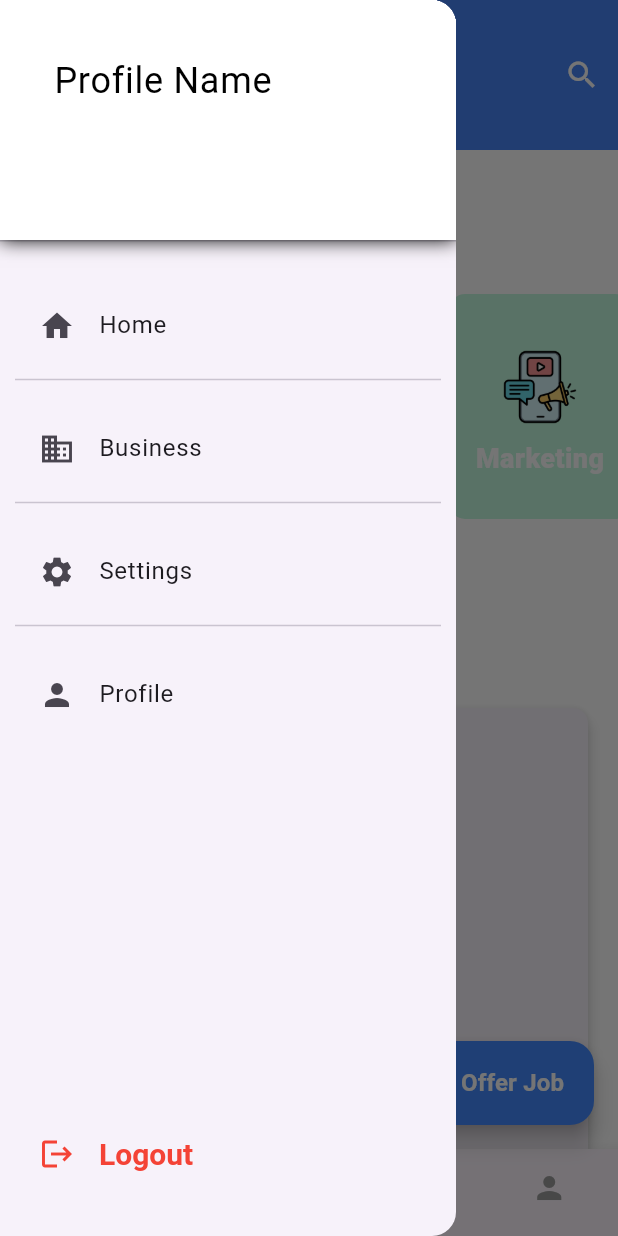
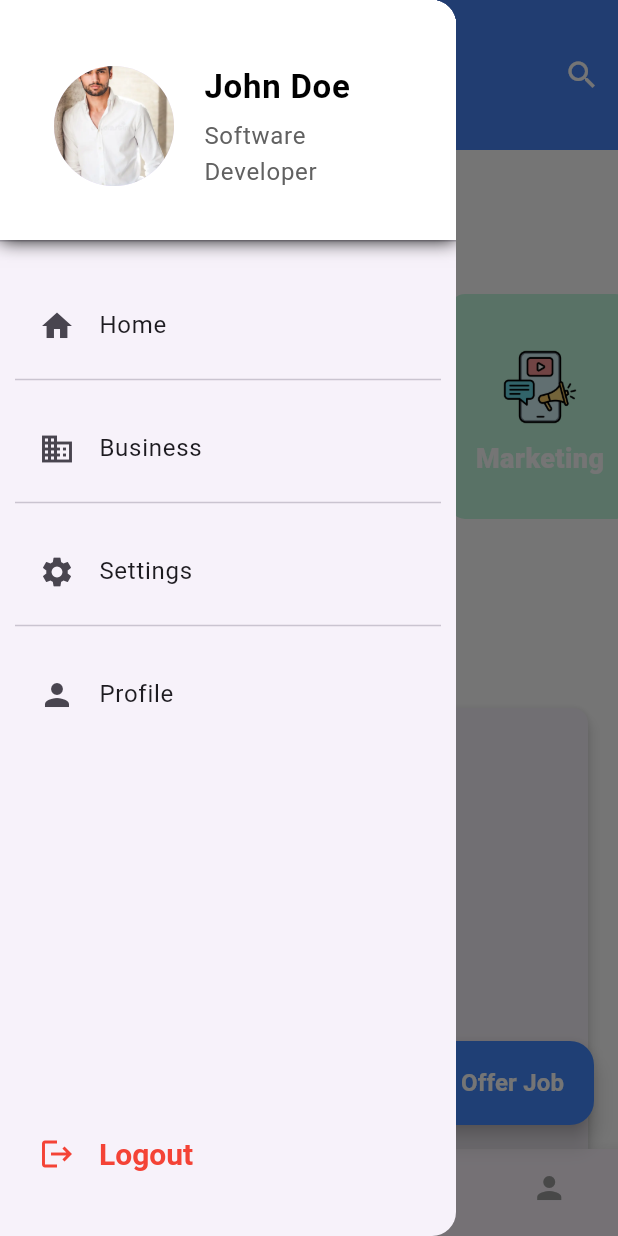
Before and after one commit to RayenMettali/ProxiJob, a Flutter app: the HomeScreen screen opened directly, with the side drawer open, on a phone screen of 412 x 824 dp. Run offline on Flutter 3.47's test engine with Material 3 defaults, Android fonts, the phone set to English and light mode, and no system bars; our stand-ins replace firebase_auth, firebase_core, fluttertoast; accounts and stored records are empty; project files that could hold a hidden picture were left out.

Commit message:
profile side bar

```diff
--- a/lib/screens/home_screen.dart
+++ b/lib/screens/home_screen.dart
@@ -60,7 +60,7 @@ class _HomeScreenState extends State<HomeScreen> {
           children: <Widget>[
        DrawerHeader(
   decoration: BoxDecoration(
-                color: Colors.white, // Set the background color to white
+    color: Colors.white, // Background color
     boxShadow: [
       BoxShadow(
         color: Colors.black,
@@ -70,15 +70,43 @@ class _HomeScreenState extends State<HomeScreen> {
   ),
   child: Padding(
     padding: EdgeInsets.all(20),
-                child: Text(
-                  'Profile Name',
+    child: Row(
+      crossAxisAlignment: CrossAxisAlignment.center, // Center content vertically
+      children: [
+        CircleAvatar(
+          radius: 40,
+          backgroundImage: AssetImage('assets/images/profile_picture.png'), // Profile picture
+        ),
+        SizedBox(width: 20), // Space between image and text
+        Expanded(
+          child: Column(
+            crossAxisAlignment: CrossAxisAlignment.start,
+            mainAxisAlignment: MainAxisAlignment.center,
+            children: [
+              Text(
+                'John Doe',
                 style: TextStyle(
-                    color: Colors.black, // Set the text color to black
-                    fontSize: 24,
+                  color: Colors.black,
+                  fontSize: 22,
+                  fontWeight: FontWeight.bold,
+                ),
+              ),
+              SizedBox(height: 5),
+              Text(
+                'Software Developer', // Ensuring full visibility
+                style: TextStyle(
+                  color: Colors.grey[700],
+                  fontSize: 16,
+                ),
+              ),
+            ],
+          ),
+        ),
+      ],
     ),
   ),
 ),
-            ),
+
             SizedBox(height: 20.0),
             Padding(
               padding: EdgeInsets.symmetric(horizontal: 10.0),
```
Also changed, not shown: assets/images/profile_picture.png (added). Lines whose indentation alone changed are shown as unchanged.
